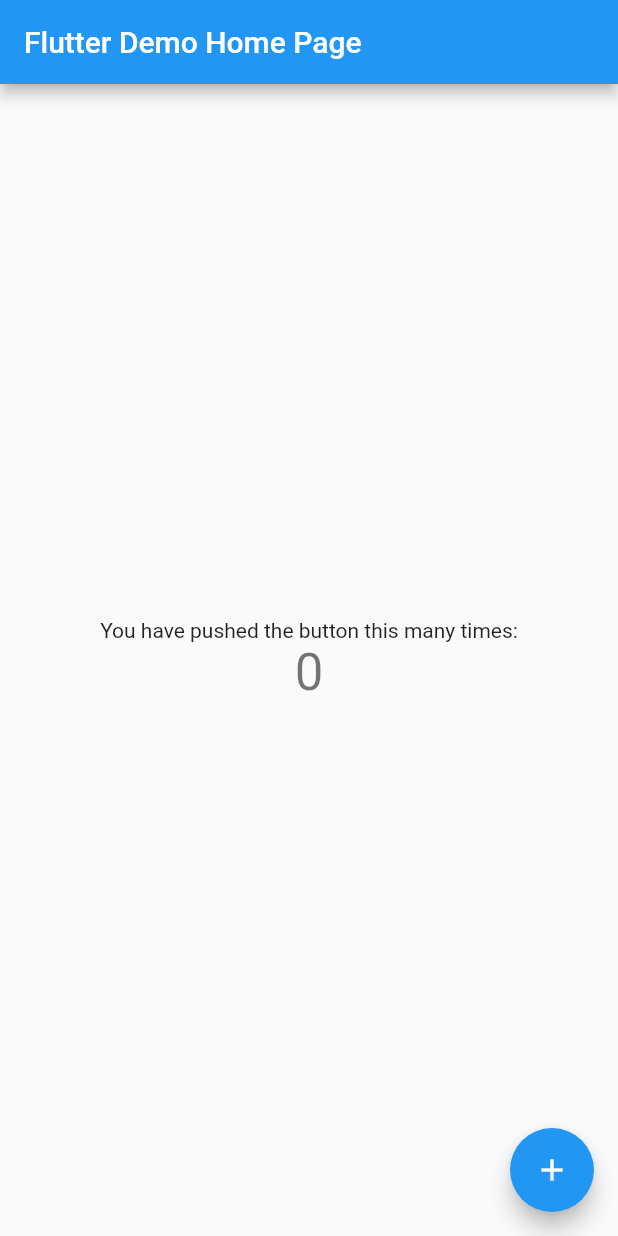
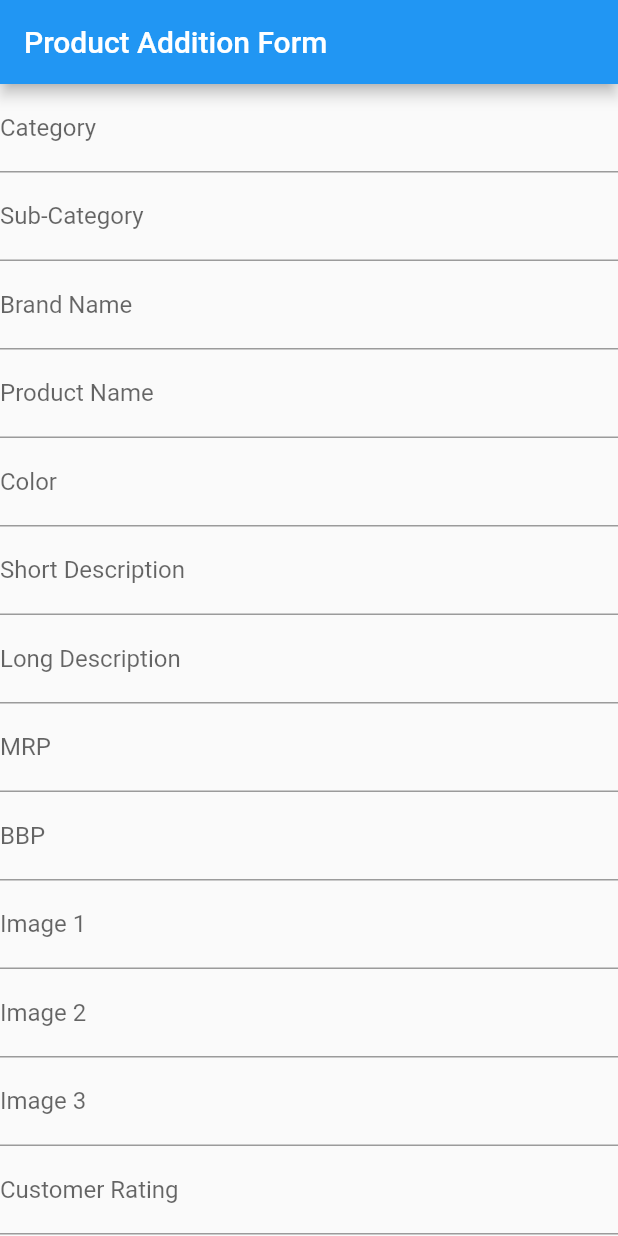
Before and after one commit to sameerss143/negoc8r_admin, a Flutter app: the screen it shows after launch, on a phone screen of 412 x 824 dp. Run offline on Flutter 3.47's test engine with Material 2 defaults, Android fonts, the phone set to English and light mode, and no system bars.

Commit message:
UI for product creation form

```diff
--- /dev/null
+++ b/lib/AddNewProduct.dart
@@ -0,0 +1,222 @@
+import 'package:flutter/material.dart';
+
+//void main() => runApp(MyApp());
+
+class MyApp extends StatelessWidget {
+  @override
+  Widget build(BuildContext context) {
+    final appTitle = 'Product Addition Form';
+
+    return MaterialApp(
+      title: appTitle,
+      home: Scaffold(
+        appBar: AppBar(
+          title: Text(appTitle),
+        ),
+        body: MyCustomForm(),
+      ),
+    );
+  }
+}
+
+// Create a Form widget.
+class MyCustomForm extends StatefulWidget {
+  @override
+  MyCustomFormState createState() {
+    return MyCustomFormState();
+  }
+}
+
+// Create a corresponding State class.
+// This class holds data related to the form.
+class MyCustomFormState extends State<MyCustomForm> {
+  // Create a global key that uniquely identifies the Form widget
+  // and allows validation of the form.
+  //
+  // Note: This is a GlobalKey<FormState>,
+  // not a GlobalKey<MyCustomFormState>.
+  final _formKey = GlobalKey<FormState>();
+
+  @override
+  Widget build(BuildContext context) {
+    // Build a Form widget using the _formKey created above.
+    return Form(
+      key: _formKey,
+      child: ListView(
+        //crossAxisAlignment: CrossAxisAlignment.start,
+        children: <Widget>[
+          TextFormField(
+            decoration: InputDecoration(
+              labelText: 'Category',
+            ),
+            validator: (value) {
+              if (value.isEmpty) {
+                return 'Please enter Category';
+              }
+              return null;
+            },
+          ),
+          TextFormField(
+            decoration: InputDecoration(
+              labelText: 'Sub-Category',
+            ),
+            validator: (value) {
+              if (value.isEmpty) {
+                return 'Please enter Sub-Category';
+              }
+              return null;
+            },
+          ),
+          TextFormField(
+            decoration: InputDecoration(
+              labelText: 'Brand Name',
+            ),
+            validator: (value) {
+              if (value.isEmpty) {
+                return 'Please enter some text';
+              }
+              return null;
+            },
+          ),
+          TextFormField(
+            decoration: InputDecoration(
+              labelText: 'Product Name',
+            ),
+            validator: (value) {
+              if (value.isEmpty) {
+                return 'Please enter some text';
+              }
+              return null;
+            },
+          ),
+          TextFormField(
+            decoration: InputDecoration(
+              labelText: 'Color',
+            ),
+            validator: (value) {
+              if (value.isEmpty) {
+                return 'Please enter some text';
+              }
+              return null;
+            },
+          ),
+          TextFormField(
+            decoration: InputDecoration(
+              labelText: 'Short Description',
+            ),
+            validator: (value) {
+              if (value.isEmpty) {
+                return 'Please enter some text';
+              }
+              return null;
+            },
+          ),
+          //change this to text area
+          TextFormField(
+            decoration: InputDecoration(
+              labelText: 'Long Description',
+            ),
+            validator: (value) {
+              if (value.isEmpty) {
+                return 'Please enter some text';
+              }
+              return null;
+            },
+          ),
+          TextFormField(
+            decoration: InputDecoration(
+              labelText: 'MRP',
+            ),
+            validator: (value) {
+              if (value.isEmpty) {
+                return 'Please enter some text';
+              }
+              return null;
+            },
+          ),
+          TextFormField(
+            decoration: InputDecoration(
+              labelText: 'BBP',
+            ),
+            validator: (value) {
+              if (value.isEmpty) {
+                return 'Please enter some text';
+              }
+              return null;
+            },
+          ),
+          TextFormField(
+            decoration: InputDecoration(
+              labelText: 'Image 1',
+            ),
+            validator: (value) {
+              if (value.isEmpty) {
+                return 'Please enter some text';
+              }
+              return null;
+            },
+          ),
+          TextFormField(
+            decoration: InputDecoration(
+              labelText: 'Image 2',
+            ),
+            validator: (value) {
+              if (value.isEmpty) {
+                return 'Please enter some text';
+              }
+              return null;
+            },
+          ),
+          TextFormField(
+            decoration: InputDecoration(
+              labelText: 'Image 3',
+            ),
+            validator: (value) {
+              if (value.isEmpty) {
+                return 'Please enter some text';
+              }
+              return null;
+            },
+          ),
+          TextFormField(
+            decoration: InputDecoration(
+              labelText: 'Customer Rating',
+            ),
+            validator: (value) {
+              if (value.isEmpty) {
+                return 'Please enter some text';
+              }
+              return null;
+            },
+          ),
+          TextFormField(
+            decoration: InputDecoration(
+              labelText: 'Number of Reviews',
+            ),
+            validator: (value) {
+              if (value.isEmpty) {
+                return 'Please enter some text';
+              }
+              return null;
+            },
+          ),
+          Padding(
+            padding: const EdgeInsets.symmetric(vertical: 16.0),
+            child: RaisedButton(
+              onPressed: () {
+                // Validate returns true if the form is valid, or false
+                // otherwise.
+                if (_formKey.currentState.validate()) {
+                  // If the form is valid, display a Snackbar.
+                  Scaffold.of(context)
+                      .showSnackBar(SnackBar(content: Text('Processing Data')));
+                }
+              },
+              child: Text('Submit'),
+            ),
+          ),
+        ],
+      ),
+    );
+  }
+}
--- /dev/null
+++ b/lib/AdminCreateCatalog.dart
@@ -0,0 +1,49 @@
+import 'package:flutter/material.dart';
+
+class AdminCreateCatalog extends StatefulWidget {
+  AdminCreateCatalog({Key key}) : super(key: key);
+
+  @override
+  _AdminCreateCatalogState createState() => _AdminCreateCatalogState();
+}
+
+class _AdminCreateCatalogState extends State<AdminCreateCatalog> {
+  final _formKey = GlobalKey<FormState>();
+
+  @override
+  Widget build(BuildContext context) {
+    return MaterialApp(
+      home: Scaffold(
+        body: Form(
+          key: _formKey,
+          child: Column(
+            children: <Widget>[
+              TextFormField(
+                // The validator receives the text that the user has entered.
+                validator: (value) {
+                  if (value.isEmpty) {
+                    return 'Please enter some text';
+                  }
+                  return null;
+                },
+              ),
+              RaisedButton(
+                onPressed: () {
+                  // Validate returns true if the form is valid, otherwise false.
+                  if (_formKey.currentState.validate()) {
+                    // If the form is valid, display a snackbar. In the real world,
+                    // you'd often call a server or save the information in a database.
+
+                    Scaffold.of(context).showSnackBar(
+                        SnackBar(content: Text('Processing Data')));
+                  }
+                },
+                child: Text('Submit'),
+              ),
+            ],
+          ),
+        ),
+      ),
+    );
+  }
+}
--- a/lib/main.dart
+++ b/lib/main.dart
@@ -1,117 +1,119 @@
 import 'package:flutter/material.dart';
+import 'package:negoc8r_admin/AddNewProduct.dart';
+//import 'package:negoc8r_admin/AdminCreateCatalog.dart';
 
 void main() {
   runApp(MyApp());
 }
 
-class MyApp extends StatelessWidget {
-  // This widget is the root of your application.
-  @override
-  Widget build(BuildContext context) {
-    return MaterialApp(
-      title: 'Flutter Demo',
-      theme: ThemeData(
-        // This is the theme of your application.
-        //
-        // Try running your application with "flutter run". You'll see the
-        // application has a blue toolbar. Then, without quitting the app, try
-        // changing the primarySwatch below to Colors.green and then invoke
-        // "hot reload" (press "r" in the console where you ran "flutter run",
-        // or simply save your changes to "hot reload" in a Flutter IDE).
-        // Notice that the counter didn't reset back to zero; the application
-        // is not restarted.
-        primarySwatch: Colors.blue,
-        // This makes the visual density adapt to the platform that you run
-        // the app on. For desktop platforms, the controls will be smaller and
-        // closer together (more dense) than on mobile platforms.
-        visualDensity: VisualDensity.adaptivePlatformDensity,
-      ),
-      home: MyHomePage(title: 'Flutter Demo Home Page'),
-    );
-  }
-}
+// class MyApp extends StatelessWidget {
+//   // This widget is the root of your application.
+//   @override
+//   Widget build(BuildContext context) {
+//     return MaterialApp(
+//       title: 'Flutter Demo',
+//       theme: ThemeData(
+//         // This is the theme of your application.
+//         //
+//         // Try running your application with "flutter run". You'll see the
+//         // application has a blue toolbar. Then, without quitting the app, try
+//         // changing the primarySwatch below to Colors.green and then invoke
+//         // "hot reload" (press "r" in the console where you ran "flutter run",
+//         // or simply save your changes to "hot reload" in a Flutter IDE).
+//         // Notice that the counter didn't reset back to zero; the application
+//         // is not restarted.
+//         primarySwatch: Colors.blue,
+//         // This makes the visual density adapt to the platform that you run
+//         // the app on. For desktop platforms, the controls will be smaller and
+//         // closer together (more dense) than on mobile platforms.
+//         visualDensity: VisualDensity.adaptivePlatformDensity,
+//       ),
+//       home: MyHomePage(title: 'Flutter Demo Home Page'),
+//     );
+//   }
+// }
 
-class MyHomePage extends StatefulWidget {
-  MyHomePage({Key key, this.title}) : super(key: key);
+// class MyHomePage extends StatefulWidget {
+//   MyHomePage({Key key, this.title}) : super(key: key);
 
-  // This widget is the home page of your application. It is stateful, meaning
-  // that it has a State object (defined below) that contains fields that affect
-  // how it looks.
+//   // This widget is the home page of your application. It is stateful, meaning
+//   // that it has a State object (defined below) that contains fields that affect
+//   // how it looks.
 
-  // This class is the configuration for the state. It holds the values (in this
-  // case the title) provided by the parent (in this case the App widget) and
-  // used by the build method of the State. Fields in a Widget subclass are
-  // always marked "final".
+//   // This class is the configuration for the state. It holds the values (in this
+//   // case the title) provided by the parent (in this case the App widget) and
+//   // used by the build method of the State. Fields in a Widget subclass are
+//   // always marked "final".
 
-  final String title;
+//   final String title;
 
-  @override
-  _MyHomePageState createState() => _MyHomePageState();
-}
+//   @override
+//   _MyHomePageState createState() => _MyHomePageState();
+// }
 
-class _MyHomePageState extends State<MyHomePage> {
-  int _counter = 0;
+// class _MyHomePageState extends State<MyHomePage> {
+//   int _counter = 0;
 
-  void _incrementCounter() {
-    setState(() {
-      // This call to setState tells the Flutter framework that something has
-      // changed in this State, which causes it to rerun the build method below
-      // so that the display can reflect the updated values. If we changed
-      // _counter without calling setState(), then the build method would not be
-      // called again, and so nothing would appear to happen.
-      _counter++;
-    });
-  }
+//   void _incrementCounter() {
+//     setState(() {
+//       // This call to setState tells the Flutter framework that something has
+//       // changed in this State, which causes it to rerun the build method below
+//       // so that the display can reflect the updated values. If we changed
+//       // _counter without calling setState(), then the build method would not be
+//       // called again, and so nothing would appear to happen.
+//       _counter++;
+//     });
+//   }
 
-  @override
-  Widget build(BuildContext context) {
-    // This method is rerun every time setState is called, for instance as done
-    // by the _incrementCounter method above.
-    //
-    // The Flutter framework has been optimized to make rerunning build methods
-    // fast, so that you can just rebuild anything that needs updating rather
-    // than having to individually change instances of widgets.
-    return Scaffold(
-      appBar: AppBar(
-        // Here we take the value from the MyHomePage object that was created by
-        // the App.build method, and use it to set our appbar title.
-        title: Text(widget.title),
-      ),
-      body: Center(
-        // Center is a layout widget. It takes a single child and positions it
-        // in the middle of the parent.
-        child: Column(
-          // Column is also a layout widget. It takes a list of children and
-          // arranges them vertically. By default, it sizes itself to fit its
-          // children horizontally, and tries to be as tall as its parent.
-          //
-          // Invoke "debug painting" (press "p" in the console, choose the
-          // "Toggle Debug Paint" action from the Flutter Inspector in Android
-          // Studio, or the "Toggle Debug Paint" command in Visual Studio Code)
-          // to see the wireframe for each widget.
-          //
-          // Column has various properties to control how it sizes itself and
-          // how it positions its children. Here we use mainAxisAlignment to
-          // center the children vertically; the main axis here is the vertical
-          // axis because Columns are vertical (the cross axis would be
-          // horizontal).
-          mainAxisAlignment: MainAxisAlignment.center,
-          children: <Widget>[
-            Text(
-              'You have pushed the button this many times:',
-            ),
-            Text(
-              '$_counter',
-              style: Theme.of(context).textTheme.headline4,
-            ),
-          ],
-        ),
-      ),
-      floatingActionButton: FloatingActionButton(
-        onPressed: _incrementCounter,
-        tooltip: 'Increment',
-        child: Icon(Icons.add),
-      ), // This trailing comma makes auto-formatting nicer for build methods.
-    );
-  }
-}
+//   @override
+//   Widget build(BuildContext context) {
+//     // This method is rerun every time setState is called, for instance as done
+//     // by the _incrementCounter method above.
+//     //
+//     // The Flutter framework has been optimized to make rerunning build methods
+//     // fast, so that you can just rebuild anything that needs updating rather
+//     // than having to individually change instances of widgets.
+//     return Scaffold(
+//       appBar: AppBar(
+//         // Here we take the value from the MyHomePage object that was created by
+//         // the App.build method, and use it to set our appbar title.
+//         title: Text(widget.title),
+//       ),
+//       body: Center(
+//         // Center is a layout widget. It takes a single child and positions it
+//         // in the middle of the parent.
+//         child: Column(
+//           // Column is also a layout widget. It takes a list of children and
+//           // arranges them vertically. By default, it sizes itself to fit its
+//           // children horizontally, and tries to be as tall as its parent.
+//           //
+//           // Invoke "debug painting" (press "p" in the console, choose the
+//           // "Toggle Debug Paint" action from the Flutter Inspector in Android
+//           // Studio, or the "Toggle Debug Paint" command in Visual Studio Code)
+//           // to see the wireframe for each widget.
+//           //
+//           // Column has various properties to control how it sizes itself and
+//           // how it positions its children. Here we use mainAxisAlignment to
+//           // center the children vertically; the main axis here is the vertical
+//           // axis because Columns are vertical (the cross axis would be
+//           // horizontal).
+//           mainAxisAlignment: MainAxisAlignment.center,
+//           children: <Widget>[
+//             Text(
+//               'You have pushed the button this many times:',
+//             ),
+//             Text(
+//               '$_counter',
+//               style: Theme.of(context).textTheme.headline4,
+//             ),
+//           ],
+//         ),
+//       ),
+//       floatingActionButton: FloatingActionButton(
+//         onPressed: _incrementCounter,
+//         tooltip: 'Increment',
+//         child: Icon(Icons.add),
+//       ), // This trailing comma makes auto-formatting nicer for build methods.
+//     );
+//   }
+// }
```
Also changed, not shown: pubspec.lock, 1 other file.
